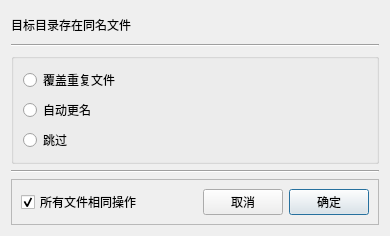
This is duplicateddialog.ui in nextuser/qt-moredirs as Qt 5 draws it before an edit. The edited form follows.
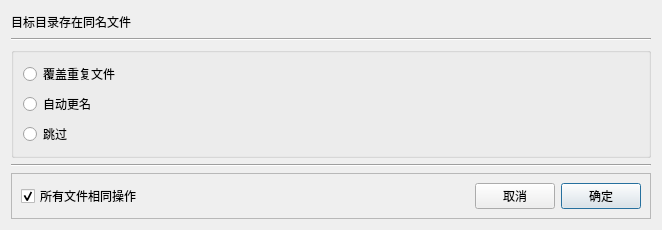
This is the edited form.

```diff
--- a/duplicateddialog.ui
+++ b/duplicateddialog.ui
@@ -6,8 +6,8 @@
    <rect>
     <x>0</x>
     <y>0</y>
-    <width>390</width>
-    <height>236</height>
+    <width>662</width>
+    <height>230</height>
    </rect>
   </property>
   <property name="windowTitle">
```
